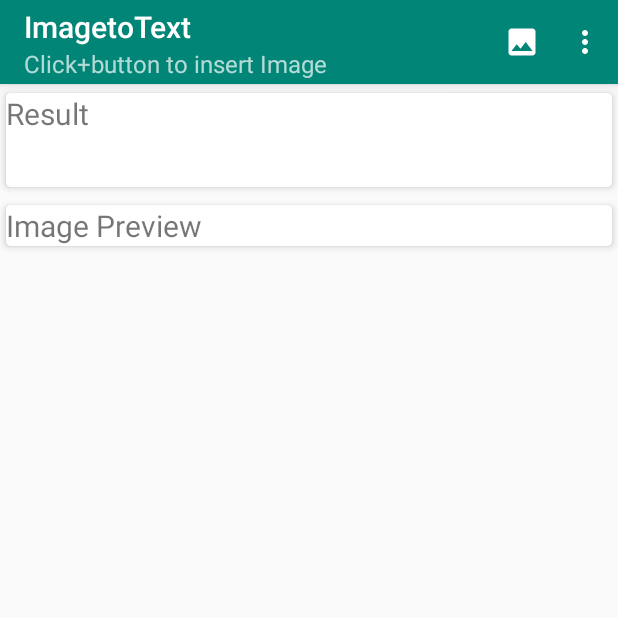
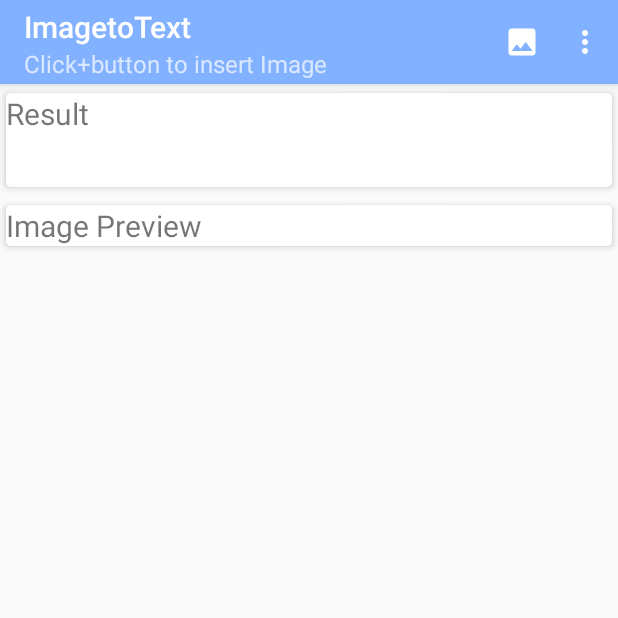
Before and after one commit to JaeHyun-K/ImagetoText, an Android app: the screen it shows after launch (MainActivity), on a phone screen of 412 x 824 dp, the top half of it. Run offline under Robolectric (Android 15) with nearby library versions, the phone set to English and light mode, and no system bars; libraries missing offline, so code that uses them is left out: com.google.android.gms, com.theartofdev.edmodo.

Commit message:
color change

```diff
--- a/app/src/main/res/values/colors.xml
+++ b/app/src/main/res/values/colors.xml
@@ -1,6 +1,6 @@
 <?xml version="1.0" encoding="utf-8"?>
 <resources>
-    <color name="colorPrimary">#008577</color>
-    <color name="colorPrimaryDark">#00574B</color>
-    <color name="colorAccent">#D81B60</color>
+    <color name="colorPrimary">#82b1ff</color>
+    <color name="colorPrimaryDark">#4d82cb</color>
+    <color name="colorAccent">#b6e3ff</color>
 </resources>
```
